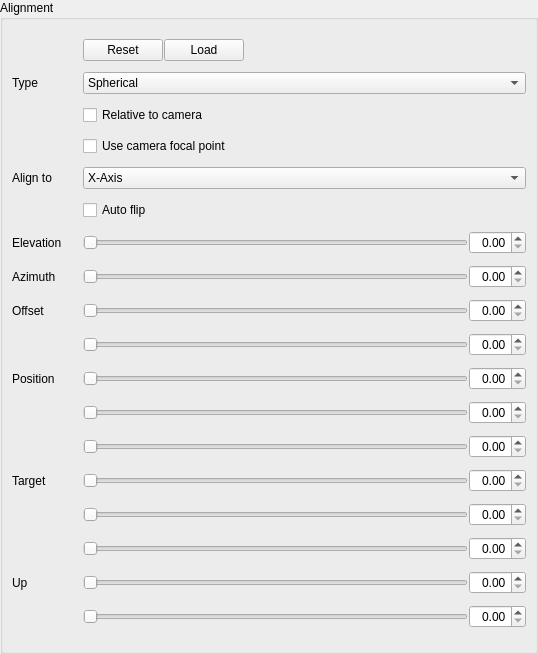
The window that ui/AlignmentWidget.ui (ThomasKroes/exposure-render.ercore) describes before a commit, drawn with Qt 5.
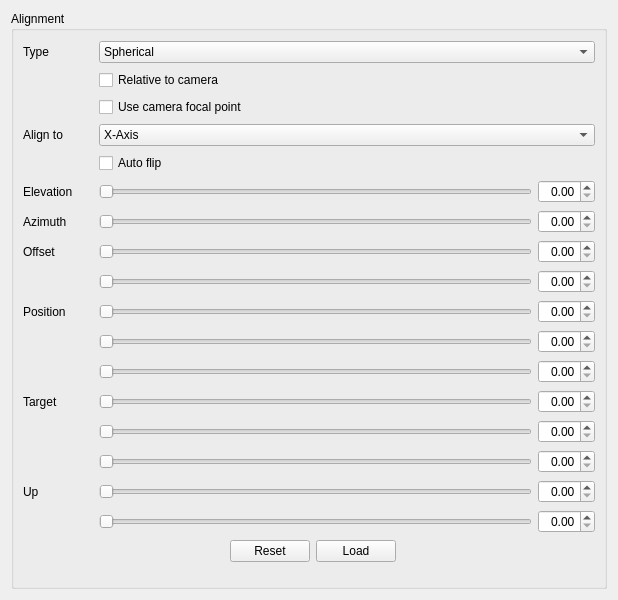
The same window after the commit.

Diff of the .ui file:
```diff
--- a/ui/AlignmentWidget.ui
+++ b/ui/AlignmentWidget.ui
@@ -6,114 +6,349 @@
    <rect>
     <x>0</x>
     <y>0</y>
-    <width>538</width>
-    <height>654</height>
+    <width>618</width>
+    <height>600</height>
    </rect>
   </property>
+  <property name="sizePolicy">
+   <sizepolicy hsizetype="MinimumExpanding" vsizetype="MinimumExpanding">
+    <horstretch>0</horstretch>
+    <verstretch>0</verstretch>
+   </sizepolicy>
+  </property>
+  <property name="minimumSize">
+   <size>
+    <width>0</width>
+    <height>0</height>
+   </size>
+  </property>
   <property name="windowTitle">
    <string>Form</string>
   </property>
   <layout class="QGridLayout" name="gridLayout">
-   <property name="margin">
-    <number>0</number>
+   <property name="sizeConstraint">
+    <enum>QLayout::SetDefaultConstraint</enum>
    </property>
    <item row="2" column="0">
-    <widget class="QGroupBox" name="groupBox">
+    <widget class="QGroupBox" name="AlignmentGroupBox">
+     <property name="sizePolicy">
+      <sizepolicy hsizetype="Expanding" vsizetype="Expanding">
+       <horstretch>0</horstretch>
+       <verstretch>0</verstretch>
+      </sizepolicy>
+     </property>
      <property name="title">
       <string>Alignment</string>
      </property>
+     <property name="alignment">
+      <set>Qt::AlignLeading|Qt::AlignLeft|Qt::AlignTop</set>
+     </property>
      <layout class="QGridLayout" name="gridLayout_2">
-      <property name="spacing">
-       <number>1</number>
+      <property name="sizeConstraint">
+       <enum>QLayout::SetDefaultConstraint</enum>
       </property>
-      <item row="7" column="0">
-       <widget class="QLabel" name="AzimuthLabel">
-        <property name="text">
-         <string>Azimuth</string>
-        </property>
-       </widget>
-      </item>
-      <item row="0" column="1">
+      <item row="17" column="2">
        <widget class="QPushButton" name="pushButton">
         <property name="text">
          <string>Reset</string>
         </property>
        </widget>
       </item>
-      <item row="6" column="1" colspan="3">
+      <item row="6" column="6">
+       <widget class="QDoubleSpinBox" name="AzimuthSpinBox">
+        <property name="alignment">
+         <set>Qt::AlignRight|Qt::AlignTrailing|Qt::AlignVCenter</set>
+        </property>
+       </widget>
+      </item>
+      <item row="8" column="1" colspan="5">
+       <widget class="QSlider" name="PositionXSlider">
+        <property name="orientation">
+         <enum>Qt::Horizontal</enum>
+        </property>
+       </widget>
+      </item>
+      <item row="14" column="0" rowspan="3">
+       <widget class="QLabel" name="UpLabel">
+        <property name="text">
+         <string>Up</string>
+        </property>
+       </widget>
+      </item>
+      <item row="16" column="1" colspan="5">
+       <widget class="QSlider" name="UpZSlider">
+        <property name="orientation">
+         <enum>Qt::Horizontal</enum>
+        </property>
+       </widget>
+      </item>
+      <item row="13" column="1" colspan="5">
+       <widget class="QSlider" name="TargetZSlider">
+        <property name="orientation">
+         <enum>Qt::Horizontal</enum>
+        </property>
+       </widget>
+      </item>
+      <item row="12" column="6">
+       <widget class="QDoubleSpinBox" name="TargetYSpinBox">
+        <property name="alignment">
+         <set>Qt::AlignRight|Qt::AlignTrailing|Qt::AlignVCenter</set>
+        </property>
+       </widget>
+      </item>
+      <item row="11" column="6">
+       <widget class="QDoubleSpinBox" name="TargetXSpinBox">
+        <property name="alignment">
+         <set>Qt::AlignRight|Qt::AlignTrailing|Qt::AlignVCenter</set>
+        </property>
+       </widget>
+      </item>
+      <item row="5" column="0">
+       <widget class="QLabel" name="ElevationLabel">
+        <property name="text">
+         <string>Elevation</string>
+        </property>
+       </widget>
+      </item>
+      <item row="4" column="1" colspan="5">
+       <widget class="QCheckBox" name="AutoFlipCheckBox">
+        <property name="text">
+         <string>Auto flip</string>
+        </property>
+       </widget>
+      </item>
+      <item row="16" column="6">
+       <widget class="QDoubleSpinBox" name="UpZSpinBox">
+        <property name="alignment">
+         <set>Qt::AlignRight|Qt::AlignTrailing|Qt::AlignVCenter</set>
+        </property>
+       </widget>
+      </item>
+      <item row="14" column="1" colspan="5">
+       <widget class="QSlider" name="UpXSlider">
+        <property name="orientation">
+         <enum>Qt::Horizontal</enum>
+        </property>
+       </widget>
+      </item>
+      <item row="17" column="4">
+       <spacer name="horizontalSpacer_2">
+        <property name="orientation">
+         <enum>Qt::Horizontal</enum>
+        </property>
+        <property name="sizeHint" stdset="0">
+         <size>
+          <width>242</width>
+          <height>20</height>
+         </size>
+        </property>
+       </spacer>
+      </item>
+      <item row="3" column="0">
+       <widget class="QLabel" name="AxisLabel">
+        <property name="sizePolicy">
+         <sizepolicy hsizetype="Fixed" vsizetype="Preferred">
+          <horstretch>0</horstretch>
+          <verstretch>0</verstretch>
+         </sizepolicy>
+        </property>
+        <property name="minimumSize">
+         <size>
+          <width>70</width>
+          <height>0</height>
+         </size>
+        </property>
+        <property name="text">
+         <string>Align to</string>
+        </property>
+       </widget>
+      </item>
+      <item row="17" column="3">
+       <widget class="QPushButton" name="pushButton_2">
+        <property name="text">
+         <string>Load</string>
+        </property>
+       </widget>
+      </item>
+      <item row="10" column="6">
+       <widget class="QDoubleSpinBox" name="PositionZSpinBox">
+        <property name="alignment">
+         <set>Qt::AlignRight|Qt::AlignTrailing|Qt::AlignVCenter</set>
+        </property>
+       </widget>
+      </item>
+      <item row="0" column="0">
+       <widget class="QLabel" name="TypeLabel">
+        <property name="sizePolicy">
+         <sizepolicy hsizetype="Preferred" vsizetype="Preferred">
+          <horstretch>0</horstretch>
+          <verstretch>0</verstretch>
+         </sizepolicy>
+        </property>
+        <property name="minimumSize">
+         <size>
+          <width>70</width>
+          <height>0</height>
+         </size>
+        </property>
+        <property name="text">
+         <string>Type</string>
+        </property>
+       </widget>
+      </item>
+      <item row="13" column="6">
+       <widget class="QDoubleSpinBox" name="TargetZSpinBox">
+        <property name="alignment">
+         <set>Qt::AlignRight|Qt::AlignTrailing|Qt::AlignVCenter</set>
+        </property>
+       </widget>
+      </item>
+      <item row="0" column="1" colspan="6">
+       <widget class="QComboBox" name="TypeComboBox">
+        <property name="sizePolicy">
+         <sizepolicy hsizetype="Expanding" vsizetype="Fixed">
+          <horstretch>0</horstretch>
+          <verstretch>0</verstretch>
+         </sizepolicy>
+        </property>
+        <item>
+         <property name="text">
+          <string>Spherical</string>
+         </property>
+        </item>
+        <item>
+         <property name="text">
+          <string>Look at</string>
+         </property>
+        </item>
+        <item>
+         <property name="text">
+          <string>Axial</string>
+         </property>
+        </item>
+       </widget>
+      </item>
+      <item row="14" column="6">
+       <widget class="QDoubleSpinBox" name="UpXSpinBox">
+        <property name="alignment">
+         <set>Qt::AlignRight|Qt::AlignTrailing|Qt::AlignVCenter</set>
+        </property>
+       </widget>
+      </item>
+      <item row="15" column="6">
+       <widget class="QDoubleSpinBox" name="UpYSpinBox">
+        <property name="alignment">
+         <set>Qt::AlignRight|Qt::AlignTrailing|Qt::AlignVCenter</set>
+        </property>
+       </widget>
+      </item>
+      <item row="5" column="6">
+       <widget class="QDoubleSpinBox" name="ElevationSpinBox">
+        <property name="alignment">
+         <set>Qt::AlignRight|Qt::AlignTrailing|Qt::AlignVCenter</set>
+        </property>
+       </widget>
+      </item>
+      <item row="11" column="1" colspan="5">
+       <widget class="QSlider" name="TargetXSlider">
+        <property name="orientation">
+         <enum>Qt::Horizontal</enum>
+        </property>
+       </widget>
+      </item>
+      <item row="11" column="0" rowspan="3">
+       <widget class="QLabel" name="TargetLabel">
+        <property name="text">
+         <string>Target</string>
+        </property>
+       </widget>
+      </item>
+      <item row="12" column="1" colspan="5">
+       <widget class="QSlider" name="TargetYSlider">
+        <property name="orientation">
+         <enum>Qt::Horizontal</enum>
+        </property>
+       </widget>
+      </item>
+      <item row="10" column="1" colspan="5">
+       <widget class="QSlider" name="PositionZSlider">
+        <property name="orientation">
+         <enum>Qt::Horizontal</enum>
+        </property>
+       </widget>
+      </item>
+      <item row="8" column="0" rowspan="3">
+       <widget class="QLabel" name="PositionLabel">
+        <property name="text">
+         <string>Position</string>
+        </property>
+       </widget>
+      </item>
+      <item row="6" column="0">
+       <widget class="QLabel" name="AzimuthLabel">
+        <property name="text">
+         <string>Azimuth</string>
+        </property>
+       </widget>
+      </item>
+      <item row="5" column="1" colspan="5">
        <widget class="QSlider" name="ElevationSlider">
         <property name="orientation">
          <enum>Qt::Horizontal</enum>
         </property>
        </widget>
       </item>
-      <item row="9" column="4">
+      <item row="8" column="6">
        <widget class="QDoubleSpinBox" name="PositionXSpinBox">
         <property name="alignment">
          <set>Qt::AlignRight|Qt::AlignTrailing|Qt::AlignVCenter</set>
         </property>
        </widget>
       </item>
-      <item row="8" column="0">
+      <item row="7" column="0">
        <widget class="QLabel" name="OffsetLabel">
         <property name="text">
          <string>Offset</string>
         </property>
        </widget>
       </item>
-      <item row="0" column="0">
-       <spacer name="horizontalSpacer">
-        <property name="orientation">
-         <enum>Qt::Horizontal</enum>
-        </property>
-        <property name="sizeType">
-         <enum>QSizePolicy::Fixed</enum>
-        </property>
-        <property name="sizeHint" stdset="0">
-         <size>
-          <width>27</width>
-          <height>22</height>
-         </size>
-        </property>
-       </spacer>
-      </item>
-      <item row="8" column="4">
+      <item row="7" column="6">
        <widget class="QDoubleSpinBox" name="OffsetSpinBox">
         <property name="alignment">
          <set>Qt::AlignRight|Qt::AlignTrailing|Qt::AlignVCenter</set>
         </property>
        </widget>
       </item>
-      <item row="3" column="1" colspan="3">
+      <item row="2" column="1" colspan="6">
        <widget class="QCheckBox" name="UseCameraFocalPointCheckBox">
         <property name="text">
          <string>Use camera focal point</string>
         </property>
        </widget>
       </item>
-      <item row="10" column="4">
+      <item row="9" column="6">
        <widget class="QDoubleSpinBox" name="PositionYSpinBox">
         <property name="alignment">
          <set>Qt::AlignRight|Qt::AlignTrailing|Qt::AlignVCenter</set>
         </property>
        </widget>
       </item>
-      <item row="8" column="1" colspan="3">
+      <item row="7" column="1" colspan="5">
        <widget class="QSlider" name="OffsetSlider">
         <property name="orientation">
          <enum>Qt::Horizontal</enum>
         </property>
        </widget>
       </item>
-      <item row="10" column="1" colspan="3">
+      <item row="9" column="1" colspan="5">
        <widget class="QSlider" name="PositionYSlider">
         <property name="orientation">
          <enum>Qt::Horizontal</enum>
         </property>
        </widget>
       </item>
-      <item row="4" column="1" colspan="4">
-       <widget class="QComboBox" name="AlignToComboBox">
+      <item row="3" column="1" colspan="6">
+       <widget class="QComboBox" name="AxisComboBox">
         <property name="sizePolicy">
          <sizepolicy hsizetype="Expanding" vsizetype="Fixed">
           <horstretch>0</horstretch>
@@ -137,254 +372,24 @@
         </item>
        </widget>
       </item>
-      <item row="2" column="1" colspan="3">
-       <widget class="QCheckBox" name="RelativeToCameraCheckBox">
-        <property name="text">
-         <string>Relative to camera</string>
-        </property>
-       </widget>
-      </item>
-      <item row="7" column="1" colspan="3">
+      <item row="6" column="1" colspan="5">
        <widget class="QSlider" name="AzimuthSlider">
         <property name="orientation">
          <enum>Qt::Horizontal</enum>
         </property>
        </widget>
       </item>
-      <item row="9" column="0" rowspan="3">
-       <widget class="QLabel" name="PositionLabel">
-        <property name="text">
-         <string>Position</string>
-        </property>
-       </widget>
-      </item>
-      <item row="1" column="0">
-       <widget class="QLabel" name="TypeLabel">
-        <property name="sizePolicy">
-         <sizepolicy hsizetype="Preferred" vsizetype="Preferred">
-          <horstretch>0</horstretch>
-          <verstretch>0</verstretch>
-         </sizepolicy>
-        </property>
-        <property name="minimumSize">
-         <size>
-          <width>70</width>
-          <height>0</height>
-         </size>
-        </property>
-        <property name="text">
-         <string>Type</string>
-        </property>
-       </widget>
-      </item>
-      <item row="9" column="1" colspan="3">
-       <widget class="QSlider" name="PositionXSlider">
-        <property name="orientation">
-         <enum>Qt::Horizontal</enum>
-        </property>
-       </widget>
-      </item>
-      <item row="16" column="1" colspan="3">
+      <item row="15" column="1" colspan="5">
        <widget class="QSlider" name="UpYSlider">
         <property name="orientation">
          <enum>Qt::Horizontal</enum>
         </property>
        </widget>
       </item>
-      <item row="17" column="4">
-       <widget class="QDoubleSpinBox" name="UpZSpinBox">
-        <property name="alignment">
-         <set>Qt::AlignRight|Qt::AlignTrailing|Qt::AlignVCenter</set>
-        </property>
-       </widget>
-      </item>
-      <item row="15" column="1" colspan="3">
-       <widget class="QSlider" name="UpXSlider">
-        <property name="orientation">
-         <enum>Qt::Horizontal</enum>
-        </property>
-       </widget>
-      </item>
-      <item row="14" column="4">
-       <widget class="QDoubleSpinBox" name="TargetZSpinBox">
-        <property name="alignment">
-         <set>Qt::AlignRight|Qt::AlignTrailing|Qt::AlignVCenter</set>
-        </property>
-       </widget>
-      </item>
-      <item row="15" column="4">
-       <widget class="QDoubleSpinBox" name="UpXSpinBox">
-        <property name="alignment">
-         <set>Qt::AlignRight|Qt::AlignTrailing|Qt::AlignVCenter</set>
-        </property>
-       </widget>
-      </item>
-      <item row="17" column="1" colspan="3">
-       <widget class="QSlider" name="UpZSlider">
-        <property name="orientation">
-         <enum>Qt::Horizontal</enum>
-        </property>
-       </widget>
-      </item>
-      <item row="15" column="0" rowspan="3">
-       <widget class="QLabel" name="UpLabel">
+      <item row="1" column="1">
+       <widget class="QCheckBox" name="RelativeToCameraCheckBox">
         <property name="text">
-         <string>Up</string>
-        </property>
-       </widget>
-      </item>
-      <item row="16" column="4">
-       <widget class="QDoubleSpinBox" name="UpYSpinBox">
-        <property name="alignment">
-         <set>Qt::AlignRight|Qt::AlignTrailing|Qt::AlignVCenter</set>
-        </property>
-       </widget>
-      </item>
-      <item row="0" column="3">
-       <spacer name="horizontalSpacer_2">
-        <property name="orientation">
-         <enum>Qt::Horizontal</enum>
-        </property>
-        <property name="sizeHint" stdset="0">
-         <size>
-          <width>242</width>
-          <height>20</height>
-         </size>
-        </property>
-       </spacer>
-      </item>
-      <item row="1" column="1" colspan="4">
-       <widget class="QComboBox" name="TypeComboBox">
-        <property name="sizePolicy">
-         <sizepolicy hsizetype="Expanding" vsizetype="Fixed">
-          <horstretch>0</horstretch>
-          <verstretch>0</verstretch>
-         </sizepolicy>
-        </property>
-        <item>
-         <property name="text">
-          <string>Spherical</string>
-         </property>
-        </item>
-        <item>
-         <property name="text">
-          <string>Look at</string>
-         </property>
-        </item>
-        <item>
-         <property name="text">
-          <string>Axial</string>
-         </property>
-        </item>
-       </widget>
-      </item>
-      <item row="14" column="1" colspan="3">
-       <widget class="QSlider" name="TargetZSlider">
-        <property name="orientation">
-         <enum>Qt::Horizontal</enum>
-        </property>
-       </widget>
-      </item>
-      <item row="13" column="4">
-       <widget class="QDoubleSpinBox" name="TargetYSpinBox">
-        <property name="alignment">
-         <set>Qt::AlignRight|Qt::AlignTrailing|Qt::AlignVCenter</set>
-        </property>
-       </widget>
-      </item>
-      <item row="13" column="1" colspan="3">
-       <widget class="QSlider" name="TargetYSlider">
-        <property name="orientation">
-         <enum>Qt::Horizontal</enum>
-        </property>
-       </widget>
-      </item>
-      <item row="11" column="1" colspan="3">
-       <widget class="QSlider" name="PositionZSlider">
-        <property name="orientation">
-         <enum>Qt::Horizontal</enum>
-        </property>
-       </widget>
-      </item>
-      <item row="12" column="1" colspan="3">
-       <widget class="QSlider" name="TargetXSlider">
-        <property name="orientation">
-         <enum>Qt::Horizontal</enum>
-        </property>
-       </widget>
-      </item>
-      <item row="12" column="0" rowspan="3">
-       <widget class="QLabel" name="TargetLabel">
-        <property name="text">
-         <string>Target</string>
-        </property>
-       </widget>
-      </item>
-      <item row="6" column="4">
-       <widget class="QDoubleSpinBox" name="ElevationSpinBox">
-        <property name="alignment">
-         <set>Qt::AlignRight|Qt::AlignTrailing|Qt::AlignVCenter</set>
-        </property>
-       </widget>
-      </item>
-      <item row="6" column="0">
-       <widget class="QLabel" name="ElevationLabel">
-        <property name="text">
-         <string>Elevation</string>
-        </property>
-       </widget>
-      </item>
-      <item row="12" column="4">
-       <widget class="QDoubleSpinBox" name="TargetXSpinBox">
-        <property name="alignment">
-         <set>Qt::AlignRight|Qt::AlignTrailing|Qt::AlignVCenter</set>
-        </property>
-       </widget>
-      </item>
-      <item row="7" column="4">
-       <widget class="QDoubleSpinBox" name="AzimuthSpinBox">
-        <property name="alignment">
-         <set>Qt::AlignRight|Qt::AlignTrailing|Qt::AlignVCenter</set>
-        </property>
-       </widget>
-      </item>
-      <item row="5" column="1" colspan="3">
-       <widget class="QCheckBox" name="AutoFlipCheckBox">
-        <property name="text">
-         <string>Auto flip</string>
-        </property>
-       </widget>
-      </item>
-      <item row="11" column="4">
-       <widget class="QDoubleSpinBox" name="PositionZSpinBox">
-        <property name="alignment">
-         <set>Qt::AlignRight|Qt::AlignTrailing|Qt::AlignVCenter</set>
-        </property>
-       </widget>
-      </item>
-      <item row="4" column="0">
-       <widget class="QLabel" name="AlignToLabel">
-        <property name="sizePolicy">
-         <sizepolicy hsizetype="Fixed" vsizetype="Preferred">
-          <horstretch>0</horstretch>
-          <verstretch>0</verstretch>
-         </sizepolicy>
-        </property>
-        <property name="minimumSize">
-         <size>
-          <width>70</width>
-          <height>0</height>
-         </size>
-        </property>
-        <property name="text">
-         <string>Align to</string>
-        </property>
-       </widget>
-      </item>
-      <item row="0" column="2">
-       <widget class="QPushButton" name="pushButton_2">
-        <property name="text">
-         <string>Load</string>
+         <string>Relative to camera</string>
         </property>
        </widget>
       </item>
```
Left out of the diff: 4 changed lines with no effect on the pictures.
